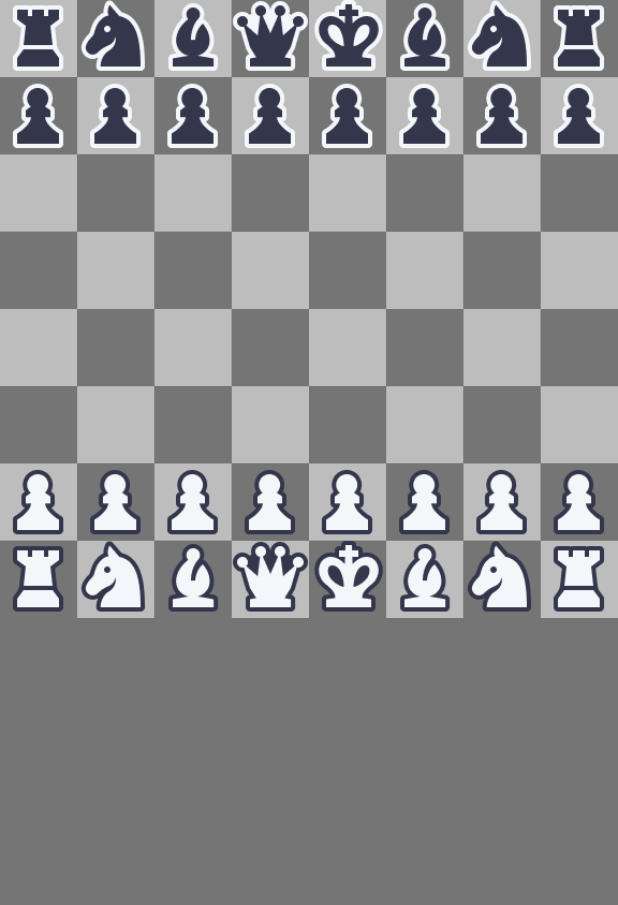
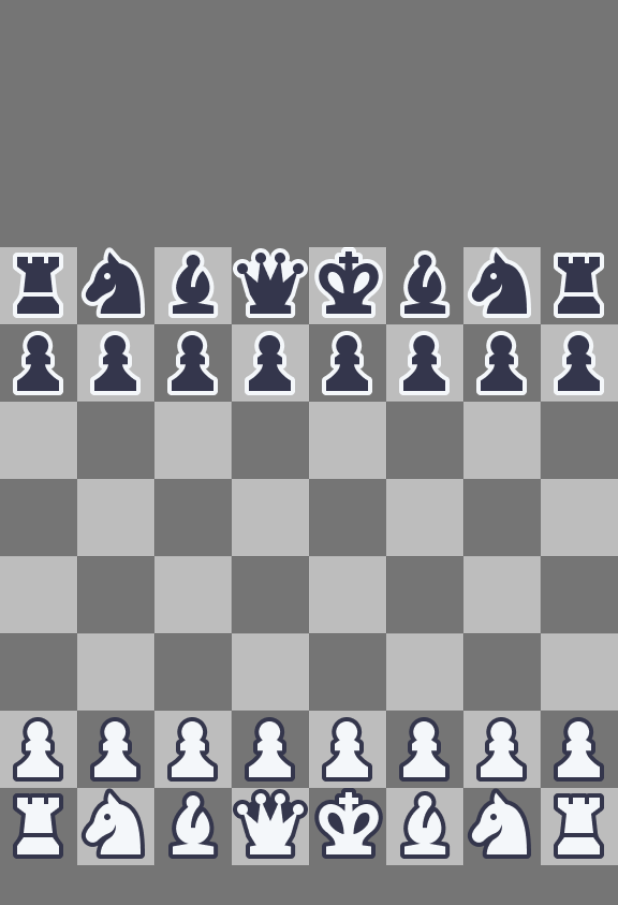
Before and after one commit to IbrahimSenates/chess-app, a Flutter app: the screen it shows after launch, on a phone screen of 412 x 824 dp. Shown: the top 905 px of the screen. Run offline on Flutter 3.47's test engine with Material 3 defaults, Android fonts, the phone set to English and light mode, and no system bars.

Commit message:
Alınan taşların alanlarının oluşturulması

```diff
--- a/lib/game_board.dart
+++ b/lib/game_board.dart
@@ -1,3 +1,4 @@
+import 'package:chess/components/dead_piece.dart';
 import 'package:chess/components/piece.dart';
 import 'package:chess/components/square.dart';
 import 'package:chess/helper/helper_methods.dart';
@@ -22,6 +23,12 @@ class _GameBoardState extends State<GameBoard> {
 
   //seçili taş için hamle
   List<List<int>> validMoves = [];
+
+  //Alınan beyaz taşlar
+  List<ChessPiece> whitePiecesTaken = [];
+
+  //Alınan siyah taşlar
+  List<ChessPiece> blackPiecesTaken = [];
 
   @override
   void initState() {
@@ -142,9 +149,13 @@ class _GameBoardState extends State<GameBoard> {
   }
 
   void pieceSelected(int row, int col) {
-    print('BAstı');
     setState(() {
-      if (board[row][col] != null) {
+      if (selectedPiece == null && board[row][col] != null) {
+        selectedPiece = board[row][col];
+        selectedRow = row;
+        selectedCol = col;
+      } else if (board[row][col] != null &&
+          board[row][col]!.isWhite == selectedPiece!.isWhite) {
         selectedPiece = board[row][col];
         selectedRow = row;
         selectedCol = col;
@@ -349,6 +360,16 @@ class _GameBoardState extends State<GameBoard> {
   }
 
   void movePiece(int newRow, int newCol) {
+    //hareket edilen yerde taş varsa eğer
+    if (board[newRow][newCol] != null) {
+      var capturedPieces = board[newRow][newCol];
+      if (capturedPieces!.isWhite) {
+        whitePiecesTaken.add(capturedPieces);
+      } else {
+        blackPiecesTaken.add(capturedPieces);
+      }
+    }
+
     board[newRow][newCol] = selectedPiece;
     board[selectedRow][selectedCol] = null;
 
@@ -364,7 +385,24 @@ class _GameBoardState extends State<GameBoard> {
   Widget build(BuildContext context) {
     return Scaffold(
       backgroundColor: backgroundColor,
-      body: GridView.builder(
+      body: Column(
+        children: [
+          //alınan beyaz taşların alanı
+          Expanded(
+            child: GridView.builder(
+              itemCount: whitePiecesTaken.length,
+              gridDelegate: SliverGridDelegateWithFixedCrossAxisCount(
+                crossAxisCount: 8,
+              ),
+              itemBuilder: (context, index) =>
+                  DeadPiece(imagePath: whitePiecesTaken[index].imagePath),
+            ),
+          ),
+
+          //Tahta alanı
+          Expanded(
+            flex: 3,
+            child: GridView.builder(
               itemCount: 8 * 8,
               physics: NeverScrollableScrollPhysics(),
               gridDelegate: SliverGridDelegateWithFixedCrossAxisCount(
@@ -394,6 +432,21 @@ class _GameBoardState extends State<GameBoard> {
                 );
               },
             ),
+          ),
+
+          //alınan siyah taşların alanı
+          Expanded(
+            child: GridView.builder(
+              itemCount: blackPiecesTaken.length,
+              gridDelegate: SliverGridDelegateWithFixedCrossAxisCount(
+                crossAxisCount: 8,
+              ),
+              itemBuilder: (context, index) =>
+                  DeadPiece(imagePath: blackPiecesTaken[index].imagePath),
+            ),
+          ),
+        ],
+      ),
     );
   }
 }
```
Also changed, not shown: lib/components/dead_piece.dart (added, +12 -0 lines). Lines whose indentation alone changed are shown as unchanged.
